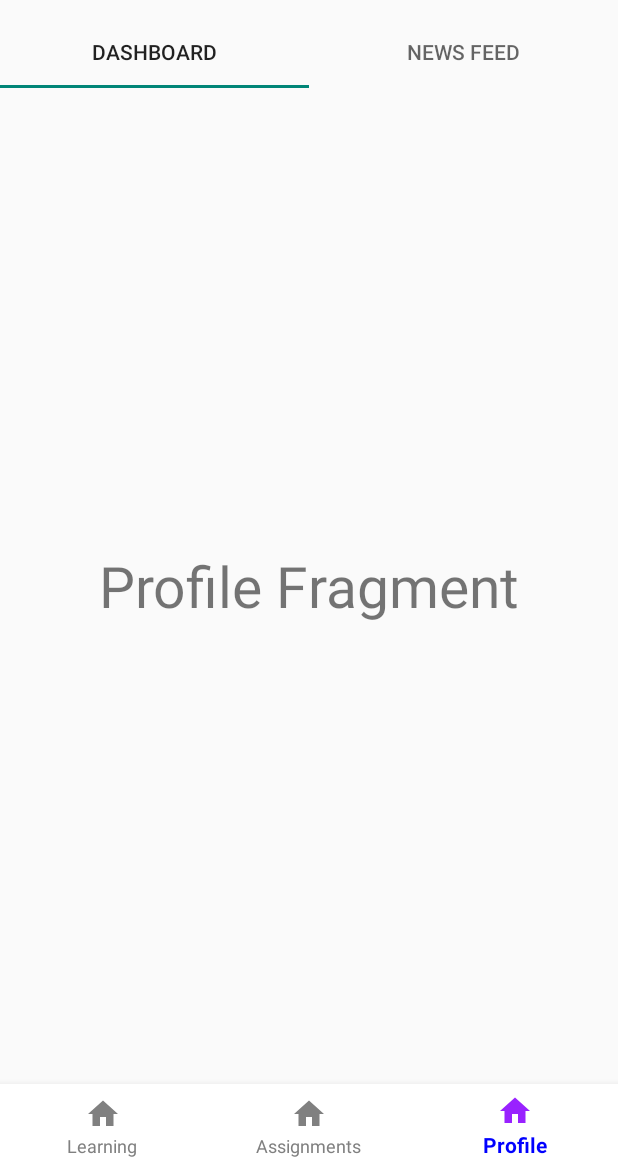
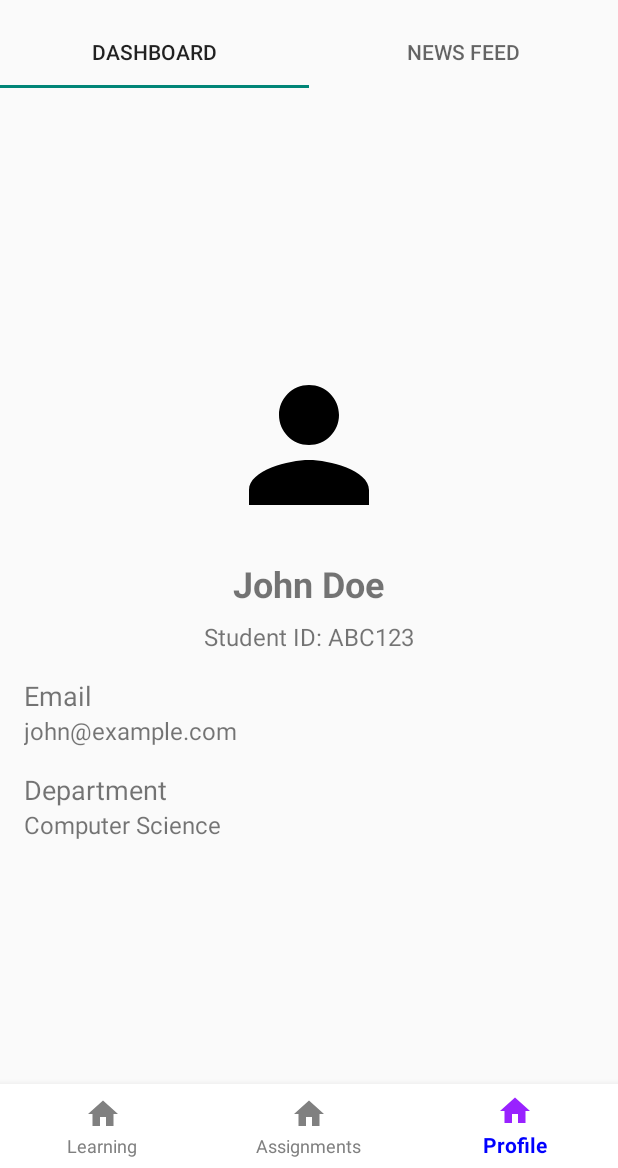
Before and after one commit to dgaurav300/MakeCareer, an Android app: the DashBoardActivity screen opened directly, with no data from a screen before it, item 3 of the bottom bar chosen, on a phone screen of 412 x 824 dp, the part 68-1236 px from its top. Run offline under Robolectric (Android 15) with nearby library versions, the phone set to English and light mode, and no system bars.

Commit message:
LMS System Project

```diff
--- a/app/src/main/java/com/example/lms/DashBoardActivity.java
+++ b/app/src/main/java/com/example/lms/DashBoardActivity.java
@@ -5,16 +5,19 @@ import androidx.annotation.NonNull;
 import androidx.appcompat.app.ActionBarDrawerToggle;
 import androidx.appcompat.app.AppCompatActivity;
 import androidx.appcompat.widget.Toolbar;
+import androidx.core.view.GravityCompat;
 import androidx.drawerlayout.widget.DrawerLayout;
 import androidx.fragment.app.Fragment;
 import androidx.fragment.app.FragmentTransaction;
 
 import android.os.Bundle;
 import android.view.MenuItem;
+import android.view.View;
 import android.widget.FrameLayout;
 import android.widget.Toast;
 
 import com.example.lms.Fragments.HomeFragment;
+import com.example.lms.Fragments.ProfileFragment;
 import com.google.android.material.navigation.NavigationView;
 
 
@@ -23,6 +26,8 @@ public class DashBoardActivity extends AppCompatActivity {
     private ActionBarDrawerToggle actionBarDrawerToggle;
     private Toolbar toolbar;
     private FrameLayout fragmentContainer;
+
+    NavigationView navigationView;
 
 
     @Override
@@ -40,8 +45,21 @@ public class DashBoardActivity extends AppCompatActivity {
 
         fragmentContainer = findViewById(R.id.fragment_container);
 
-        NavigationView navigationView = findViewById(R.id.navigationView);
+        navigationView = findViewById(R.id.navigationView);
+        View headerView = navigationView.getHeaderView(0);
 
+
+        headerView.setOnClickListener(new View.OnClickListener() {
+            @Override
+            public void onClick(View v) {
+               replaceFragment(new ProfileFragment());
+                DrawerLayout drawer = findViewById(R.id.drawer_layout);
+                drawer.closeDrawer(GravityCompat.START);
+                // Handle the click event for the navigation header
+                // For example, you might want to open a new activity or perform some action
+                Toast.makeText(getApplicationContext(), "Header Clicked!", Toast.LENGTH_SHORT).show();
+            }
+        });
         // Set up the Toolbar
         setSupportActionBar(toolbar);
         replaceFragment(new HomeFragment());
@@ -59,6 +77,8 @@ public class DashBoardActivity extends AppCompatActivity {
         navigationView.setNavigationItemSelectedListener(new NavigationView.OnNavigationItemSelectedListener() {
             @Override
             public boolean onNavigationItemSelected(@NonNull MenuItem item) {
+
+
                 return false;
             }
         });
--- /dev/null
+++ b/app/src/main/res/drawable/completed.xml
@@ -0,0 +1,5 @@
+<vector android:height="24dp" android:tint="#04BD1E"
+    android:viewportHeight="24" android:viewportWidth="24"
+    android:width="24dp" xmlns:android="http://schemas.android.com/apk/res/android">
+    <path android:fillColor="@android:color/white" android:pathData="M20,2L8,2c-1.1,0 -2,0.9 -2,2v12c0,1.1 0.9,2 2,2h12c1.1,0 2,-0.9 2,-2L22,4c0,-1.1 -0.9,-2 -2,-2zM12.47,14L9,10.5l1.4,-1.41 2.07,2.08L17.6,6 19,7.41 12.47,14zM4,6L2,6v14c0,1.1 0.9,2 2,2h14v-2L4,20L4,6z"/>
+</vector>
--- /dev/null
+++ b/app/src/main/res/drawable/library_books.xml
@@ -0,0 +1,5 @@
+<vector android:autoMirrored="true" android:height="24dp"
+    android:tint="#CE0640" android:viewportHeight="24"
+    android:viewportWidth="24" android:width="24dp" xmlns:android="http://schemas.android.com/apk/res/android">
+    <path android:fillColor="@android:color/white" android:pathData="M4,6L2,6v14c0,1.1 0.9,2 2,2h14v-2L4,20L4,6zM20,2L8,2c-1.1,0 -2,0.9 -2,2v12c0,1.1 0.9,2 2,2h12c1.1,0 2,-0.9 2,-2L22,4c0,-1.1 -0.9,-2 -2,-2zM19,11L9,11L9,9h10v2zM15,15L9,15v-2h6v2zM19,7L9,7L9,5h10v2z"/>
+</vector>
--- a/app/src/main/res/layout/fragment_profile.xml
+++ b/app/src/main/res/layout/fragment_profile.xml
@@ -9,12 +9,78 @@
     android:layout_height="match_parent"
     android:gravity="center">
 
+    <!-- Profile Image -->
+    <ImageView
+        android:id="@+id/profile_image"
+        android:layout_width="120dp"
+        android:layout_height="120dp"
+        android:src="@drawable/person"
+        android:layout_centerHorizontal="true"
+        android:layout_marginTop="32dp" />
+
+    <!-- Student's Name -->
     <TextView
+        android:id="@+id/text_student_name"
         android:layout_width="wrap_content"
         android:layout_height="wrap_content"
-        android:text="Profile Fragment"
-        android:textSize="38dp"
-        />
+        android:text="John Doe"
+        android:textSize="24sp"
+        android:textStyle="bold"
+        android:layout_below="@id/profile_image"
+        android:layout_centerHorizontal="true"
+        android:layout_marginTop="16dp" />
+    <!-- Student's ID -->
+    <TextView
+        android:id="@+id/text_student_id"
+        android:layout_width="wrap_content"
+        android:layout_height="wrap_content"
+        android:text="Student ID: ABC123"
+        android:textSize="16sp"
+        android:layout_below="@id/text_student_name"
+        android:layout_centerHorizontal="true"
+        android:layout_marginTop="8dp" />
+    <!-- Additional Information -->
+    <LinearLayout
+        android:layout_width="match_parent"
+        android:layout_height="wrap_content"
+        android:orientation="vertical"
+        android:layout_below="@id/text_student_id"
+        android:padding="16dp">
+
+        <!-- Field: Email -->
+        <TextView
+            android:id="@+id/text_email_label"
+            android:layout_width="wrap_content"
+            android:layout_height="wrap_content"
+            android:text="Email"
+            android:textSize="18sp" />
+
+        <TextView
+            android:id="@+id/text_email_value"
+            android:layout_width="wrap_content"
+            android:layout_height="wrap_content"
+            android:text="john@example.com"
+            android:textSize="16sp" />
+
+        <!-- Field: Department -->
+        <TextView
+            android:id="@+id/text_department_label"
+            android:layout_width="wrap_content"
+            android:layout_height="wrap_content"
+            android:text="Department"
+            android:textSize="18sp"
+            android:layout_marginTop="16dp" />
+
+        <TextView
+            android:id="@+id/text_department_value"
+            android:layout_width="wrap_content"
+            android:layout_height="wrap_content"
+            android:text="Computer Science"
+            android:textSize="16sp" />
+
+        <!-- Add more fields as needed -->
+
+    </LinearLayout>
 </RelativeLayout>
 
 </FrameLayout>
--- a/app/src/main/res/layout/module_wise_items.xml
+++ /dev/null
@@ -1,6 +0,0 @@
-<?xml version="1.0" encoding="utf-8"?>
-<androidx.constraintlayout.widget.ConstraintLayout xmlns:android="http://schemas.android.com/apk/res/android"
-    android:layout_width="match_parent"
-    android:layout_height="match_parent">
-
-</androidx.constraintlayout.widget.ConstraintLayout>
```
Also changed, not shown: app/src/main/java/com/example/lms/Fragments/LearningFragment.java (+23 -0 lines), app/src/main/java/com/example/lms/Models/CourseLearningExpandableListDataPump.java (+4 -4 lines), app/src/main/res/layout/fragment_learning.xml (+17 -2 lines), app/src/main/res/layout/fragment_tab_two.xml (+7 -1 lines), app/src/main/res/layout/list_group_of_topics.xml (+15 -3 lines), app/src/main/res/layout/list_items_of_topics.xml (+9 -2 lines).
